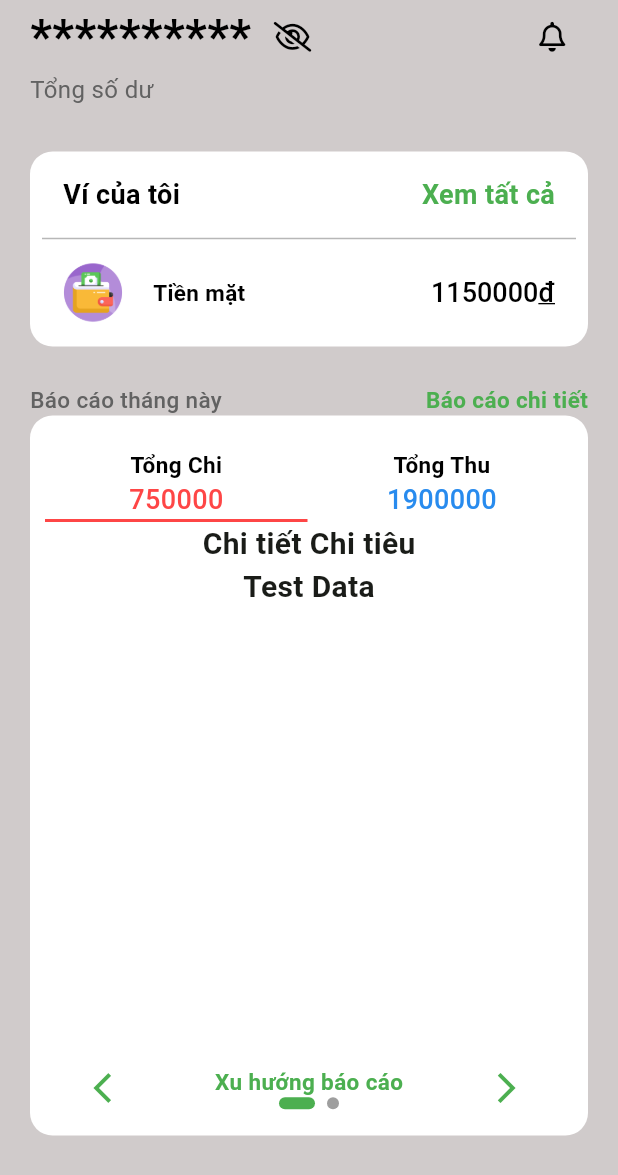
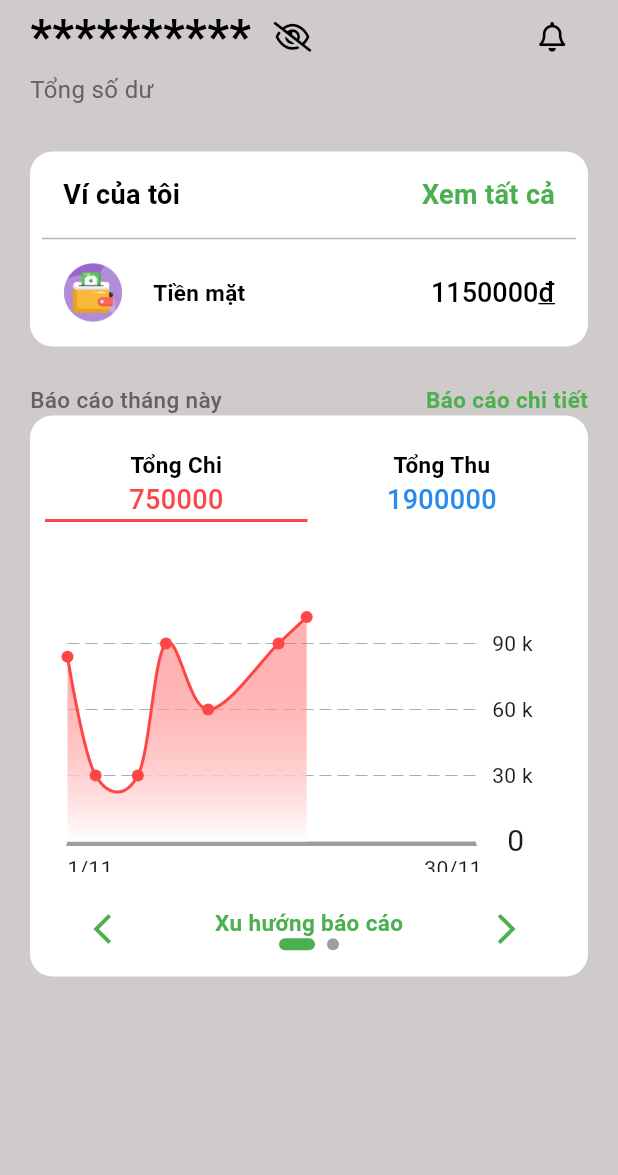
Before and after one commit to RainbOwKid30/DoAn_Chuyen_Nganh_QuanLyChiTieu, a Flutter app: the HomePageThuChi screen opened directly, on a phone screen of 412 x 824 dp. Shown: the top 1175 px of the screen. Run offline on Flutter 3.47's test engine with Material 3 defaults, Android fonts, the phone set to English and light mode, and no system bars; drawn by our look-alikes of fl_chart, smooth_page_indicator; our stand-ins replace awesome_dialog, cloud_firestore, firebase_auth, firebase_core, font_awesome_flutter, simple_icons; missing offline and left inert: firebase_app_check; accounts and stored records are empty; network calls fail.

Commit message:
update 16/11

```diff
--- /dev/null
+++ b/lib/chart/Custom_Screen/chartContainer.dart
@@ -0,0 +1,18 @@
+import 'package:flutter/material.dart';
+
+class ChartContainer extends StatelessWidget {
+  final Widget chart;
+  const ChartContainer({super.key, required this.chart});
+
+  @override
+  Widget build(BuildContext context) {
+    return Container(
+      padding: const EdgeInsets.all(16.0),
+      decoration: BoxDecoration(
+        color: Colors.white,
+        borderRadius: BorderRadius.circular(12),
+      ),
+      child: chart,
+    );
+  }
+}
--- /dev/null
+++ b/lib/chart/lineChart.dart
@@ -0,0 +1,230 @@
+import 'package:fl_chart/fl_chart.dart';
+import 'package:flutter/material.dart';
+import 'package:intl/intl.dart';
+
+class HomeLineChart extends StatefulWidget {
+  const HomeLineChart({super.key});
+
+  @override
+  State<HomeLineChart> createState() => _HomeLineChartState();
+}
+
+class _HomeLineChartState extends State<HomeLineChart> {
+  double amount1 = 0.0; // Khởi tạo amount1
+
+  // Cập nhật giá trị amount1 và rebuild widget khi dữ liệu thay đổi
+  void updateAmount(double newAmount) {
+    setState(() {
+      amount1 = newAmount; // Cập nhật giá trị mới
+    });
+  }
+
+  @override
+  Widget build(BuildContext context) {
+    // Bạn có thể thay đổi amount1 trực tiếp tại đây, ví dụ:
+    updateAmount(70000); // Đây là một ví dụ cho việc cập nhật amount1
+
+    return LineChart(
+      LineChartData(
+        gridData: const FlGridData(
+            show: true, drawVerticalLine: false, drawHorizontalLine: true),
+        titlesData: titlesData,
+        borderData: borderData,
+        lineBarsData: lineBarsData,
+        minX: 1,
+        minY: 0,
+        maxX: 30,
+        maxY: 4, // Thay đổi maxY tự động dựa trên amount1
+      ),
+    );
+  }
+
+  double donvi(double amount) {
+    if (amount < 100000) {
+      return (amount / 100000) * 4;
+    } else if (amount >= 100000 && amount < 500000) {
+      return (amount / 500000) * 4;
+    } else if (amount >= 500000 && amount < 1000000) {
+      return (amount / 1000000) * 4;
+    }
+    return 4; // Giá trị mặc định là 4 nếu không thỏa điều kiện trên
+  }
+
+  List<LineChartBarData> get lineBarsData => [
+        lineChartBarsData1,
+      ];
+
+  FlTitlesData get titlesData => FlTitlesData(
+        bottomTitles: AxisTitles(
+          sideTitles: bottomTitles,
+        ),
+        rightTitles: AxisTitles(
+          sideTitles: rightTitles(),
+        ),
+        topTitles: const AxisTitles(
+          sideTitles: SideTitles(showTitles: false),
+        ),
+        leftTitles: const AxisTitles(
+          sideTitles: SideTitles(showTitles: false),
+        ),
+      );
+
+  // Cập nhật lại phần rightTitles để thay đổi theo amount1
+  SideTitles rightTitles() => SideTitles(
+        showTitles: true,
+        reservedSize: 50,
+        interval: 1,
+        getTitlesWidget: (value, meta) {
+          // Dùng donvi(amount1) để xác định giá trị trục Y
+          double maxAmount = donvi(amount1);
+
+          if (amount1 < 100000 && maxAmount <= 4.0) {
+            // Trường hợp amount1 nhỏ hơn 100k
+            if (value == 0) {
+              return const Padding(
+                padding: EdgeInsets.only(left: 20.0),
+                child: Text(
+                  "0",
+                  style: TextStyle(fontSize: 20),
+                ),
+              );
+            }
+            if (value == 1) {
+              return const Padding(
+                padding: EdgeInsets.only(left: 10.0),
+                child: Text("30 k"),
+              );
+            }
+            if (value == 2) {
+              return const Padding(
+                padding: EdgeInsets.only(left: 10.0),
+                child: Text("60 k"),
+              );
+            }
+            if (value == 3) {
+              return const Padding(
+                padding: EdgeInsets.only(left: 10.0),
+                child: Text("90 k"),
+              );
+            }
+          } else if (amount1 >= 100000 &&
+              amount1 < 500000 &&
+              maxAmount <= 4.0) {
+            // Trường hợp amount1 từ 100k đến 500k
+            if (value == 0) {
+              return const Padding(
+                padding: EdgeInsets.only(left: 20.0),
+                child: Text("0", style: TextStyle(fontSize: 20)),
+              );
+            }
+            if (value == 1) {
+              return const Padding(
+                padding: EdgeInsets.only(left: 10.0),
+                child: Text("300 k"),
+              );
+            }
+            if (value == 2) {
+              return const Padding(
+                padding: EdgeInsets.only(left: 10.0),
+                child: Text("600 k"),
+              );
+            }
+            if (value == 3) {
+              return const Padding(
+                padding: EdgeInsets.only(left: 10.0),
+                child: Text("900 k"),
+              );
+            }
+          }
+          return Container(); // Không hiển thị các giá trị khác
+        },
+      );
+
+  SideTitles get bottomTitles => SideTitles(
+        showTitles: true,
+        interval: 1, // Khoảng cách giữa các nhãn là 1 ngày
+        reservedSize: 20,
+        getTitlesWidget: (value, meta) {
+          DateTime currentDate = DateTime.now();
+          int currentMonth = currentDate.month; // Lấy tháng hiện tại
+          int currentYear = currentDate.year; // Lấy năm hiện tại
+          // Chỉ hiển thị nhãn đầu tháng và cuối tháng
+          if (value == 1) {
+            return Padding(
+              padding: const EdgeInsets.only(top: 5.0, left: 30.0),
+              child: Text(
+                DateFormat('d/M')
+                    .format(DateTime(currentYear, currentMonth, 1)),
+              ),
+            );
+          } else if (value == 30) {
+            DateTime lastDay = DateTime(currentYear, currentMonth + 1, 0);
+            return Padding(
+              padding: const EdgeInsets.only(top: 5.0, right: 30.0),
+              child: Text(DateFormat('d/M').format(lastDay)),
+            );
+          }
+          return const Text(''); // Bỏ qua các ngày khác
+        },
+      );
+
+  FlGridData get gridData => FlGridData(
+        show: true,
+        drawVerticalLine: false,
+        drawHorizontalLine: true,
+        horizontalInterval: 1, // Đặt khoảng cách giữa các dấu chấm là 1
+        getDrawingHorizontalLine: (value) {
+          if (value == 1 || value == 2 || value == 3) {
+            // Sử dụng FlLine để vẽ các dấu chấm thay vì đường liên tục
+            return const FlLine(
+              color: Colors.grey,
+              strokeWidth: 1,
+              dashArray: [5, 5], // Tạo dấu chấm bằng cách thiết lập mảng dash
+            );
+          }
+          return const FlLine(
+              color: Colors.transparent); // Không hiển thị các đường khác
+        },
+      );
+
+  FlBorderData get borderData => FlBorderData(
+        show: true,
+        border: const Border(
+          bottom: BorderSide(
+            color: Colors.grey,
+            width: 3,
+          ),
+          left: BorderSide(color: Colors.transparent),
+          right: BorderSide(color: Colors.transparent),
+          top: BorderSide(color: Colors.transparent),
+        ),
+      );
+
+  LineChartBarData get lineChartBarsData1 => LineChartBarData(
+        isCurved: true,
+        color: const Color(0xFFFE4646),
+        barWidth: 2,
+        isStrokeCapRound: true,
+        dotData: const FlDotData(show: true),
+        belowBarData: BarAreaData(
+          show: true,
+          gradient: LinearGradient(
+            colors: [
+              const Color(0xFFFE4646).withOpacity(0.4), // Đỏ mờ
+              Colors.white, // Màu trắng
+            ],
+            begin: Alignment.topCenter,
+            end: Alignment.bottomCenter,
+          ),
+        ),
+        spots: [
+          FlSpot(1, donvi(amount1)),
+          const FlSpot(3, 1),
+          const FlSpot(6, 1),
+          const FlSpot(8, 3),
+          const FlSpot(11, 2),
+          const FlSpot(16, 3),
+          const FlSpot(18, 3.4)
+        ],
+      );
+}
--- a/lib/chart/line_chart_card.dart
+++ /dev/null
@@ -1,12 +0,0 @@
-import 'package:fl_chart/fl_chart.dart';
-import 'package:flutter/material.dart';
-
-class LineChartCard extends StatelessWidget {
-  const LineChartCard({super.key});
-
-  @override
-  Widget build(BuildContext context) {
-    final data = LineChartData();
-    return Container();
-  }
-}
--- a/lib/features/screens/Pages/home_main/home_page_thu_chi.dart
+++ b/lib/features/screens/Pages/home_main/home_page_thu_chi.dart
@@ -1,6 +1,8 @@
 // import 'package:fl_chart/fl_chart.dart';
 import 'package:flutter/material.dart';
 import 'package:font_awesome_flutter/font_awesome_flutter.dart';
+import 'package:quan_ly_chi_tieu/chart/Custom_Screen/chartContainer.dart';
+import 'package:quan_ly_chi_tieu/chart/lineChart.dart';
 import 'package:quan_ly_chi_tieu/features/screens/Pages/home_main/home_page_transaction.dart';
 import 'package:quan_ly_chi_tieu/features/controllers/widgets/buildNavigationControls.dart';
 import 'package:quan_ly_chi_tieu/features/controllers/widgets/custom_main_scaffold.dart';
@@ -77,6 +79,7 @@ class _HomePageThuChiState extends State<HomePageThuChi> {
   Widget build(BuildContext context) {
     // final screenHeight = MediaQuery.of(context).size.height;
     final screenWidth = MediaQuery.of(context).size.width;
+    final screenHeight = MediaQuery.of(context).size.height;
 
     return CustomMainScaffold(
       child: Padding(
@@ -338,7 +341,7 @@ class _HomePageThuChiState extends State<HomePageThuChi> {
               children: [
                 Container(
                   width: screenWidth - 40,
-                  height: 480, // Chiều cao cho box chứa PageView
+                  height: screenHeight - 450, // Chiều cao cho box chứa PageView
                   padding: const EdgeInsets.all(8.0),
                   decoration: BoxDecoration(
                     color: Colors.white,
@@ -449,24 +452,20 @@ class _HomePageThuChiState extends State<HomePageThuChi> {
                                           _subPageIndex = index;
                                         });
                                       },
-                                      children: [
+                                      children: const [
                                         // Trang 1.1: Chi tiết Tổng Chi
-                                        const Column(
+                                        Column(
                                           children: [
-                                            Text(
-                                              "Chi tiết Chi tiêu",
-                                              style: TextStyle(
-                                                fontSize: 20,
-                                                fontWeight: FontWeight.w600,
-                                              ),
-                                            ),
-                                            Expanded(
-                                              child: Text(
-                                                "Test Data",
-                                                style: TextStyle(
-                                                    fontSize: 20,
-                                                    fontWeight:
-                                                        FontWeight.bold),
+                                            Padding(
+                                              padding:
+                                                  EdgeInsets.only(top: 20.0),
+                                              child: ChartContainer(
+                                                chart: SizedBox(
+                                                  // Chiều rộng đầy đủ
+                                                  width: double.infinity,
+                                                  height: 200,
+                                                  child: HomeLineChart(),
+                                                ),
                                               ),
                                             ),
                                           ],
@@ -474,26 +473,11 @@ class _HomePageThuChiState extends State<HomePageThuChi> {
                                         // Trang 1.2: Chi tiết Tổng Thu
                                         Column(
                                           children: [
-                                            const Text(
+                                            Text(
                                               "Chi tiết Thu nhập",
                                               style: TextStyle(
                                                 fontSize: 20,
                                                 fontWeight: FontWeight.w600,
-                                              ),
-                                            ),
-                                            Expanded(
-                                              child: ListView.builder(
-                                                itemCount: incomeData.length,
-                                                itemBuilder: (context, index) {
-                                                  return ListTile(
-                                                    title: Text(
-                                                        incomeData[index]
-                                                            ['source']),
-                                                    subtitle: Text(
-                                                      '${incomeData[index]['amount']} đ - ${incomeData[index]['date']}',
-                                                    ),
-                                                  );
-                                                },
                                               ),
                                             ),
                                           ],
--- a/lib/main.dart
+++ b/lib/main.dart
@@ -1,3 +1,4 @@
+import 'package:firebase_app_check/firebase_app_check.dart';
 import 'package:firebase_core/firebase_core.dart';
 import 'package:flutter/material.dart';
 import 'package:quan_ly_chi_tieu/features/screens/Pages/home_welcome/home_page_welcome.dart';
@@ -6,6 +7,7 @@ import 'package:quan_ly_chi_tieu/theme/theme.dart';
 void main() async {
   WidgetsFlutterBinding.ensureInitialized();
   await Firebase.initializeApp();
+  await FirebaseAppCheck.instance.activate();
   runApp(const MyApp());
 }
 
--- a/pubspec.yaml
+++ b/pubspec.yaml
@@ -46,6 +46,10 @@ dependencies:
   smooth_page_indicator: ^1.2.0+3
   fl_chart: ^0.69.0
   image_picker: ^1.1.2
+  path: ^1.9.0
+  line_chart: ^1.1.11
+  firebase_app_check: ^0.3.1+6
+  intl: ^0.19.0
 
 
 
```
Also changed, not shown: lib/chart/line_chart_data.dart (deleted, +0 -40 lines), lib/features/models/user_model.dart (+13 -1 lines), lib/features/screens/Pages/home_main/home_page_account.dart (+82 -11 lines), lib/features/screens/Pages/home_page_custom/home_page_edit.dart (added, +153 -0 lines), pubspec.lock, 1 other file.
